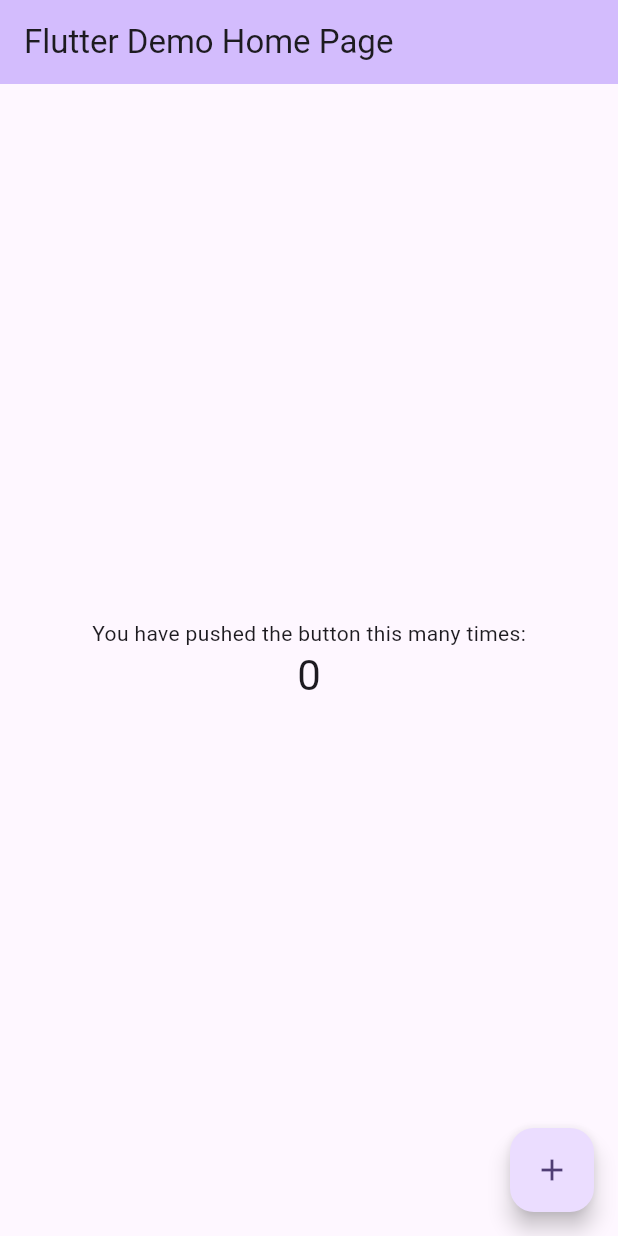
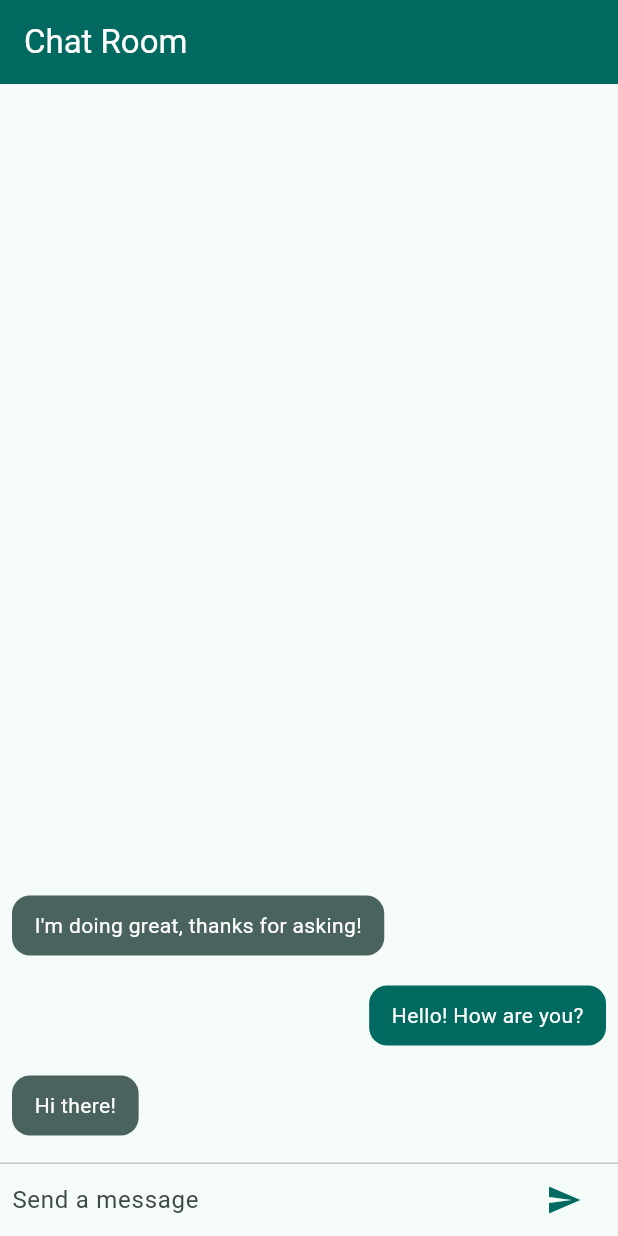
Before and after one commit to could-ai/01986ec2-e88d-7efc-9572-f3b55bf76512, a Flutter app: the screen it shows after launch, on a phone screen of 412 x 824 dp. Run offline on Flutter 3.47's test engine with Material 3 defaults, Android fonts, the phone set to English and light mode, and no system bars.

Commit message:
Create a basic chat UI with a message list and input field. Replaces the default counter app.

```diff
--- a/usr/lib/main.dart
+++ b/usr/lib/main.dart
@@ -7,114 +7,139 @@ void main() {
 class MyApp extends StatelessWidget {
   const MyApp({super.key});
 
-  // This widget is the root of your application.
   @override
   Widget build(BuildContext context) {
     return MaterialApp(
-      title: 'Flutter Demo',
+      title: 'Chat App',
       debugShowCheckedModeBanner: false,
       theme: ThemeData(
-        // This is the theme of your application.
-        //
-        // TRY THIS: Try running your application with "flutter run". You'll see
-        // the application has a purple toolbar. Then, without quitting the app,
-        // try changing the seedColor in the colorScheme below to Colors.green
-        // and then invoke "hot reload" (save your changes or press the "hot
-        // reload" button in a Flutter-supported IDE, or press "r" if you used
-        // the command line to start the app).
-        //
-        // Notice that the counter didn't reset back to zero; the application
-        // state is not lost during the reload. To reset the state, use hot
-        // restart instead.
-        //
-        // This works for code too, not just values: Most code changes can be
-        // tested with just a hot reload.
-        colorScheme: ColorScheme.fromSeed(seedColor: Colors.deepPurple),
+        colorScheme: ColorScheme.fromSeed(seedColor: Colors.teal),
+        useMaterial3: true,
       ),
-      home: const MyHomePage(title: 'Flutter Demo Home Page'),
+      home: const ChatScreen(),
     );
   }
 }
 
-class MyHomePage extends StatefulWidget {
-  const MyHomePage({super.key, required this.title});
+class ChatMessage {
+  final String text;
+  final bool isSentByMe;
 
-  // This widget is the home page of your application. It is stateful, meaning
-  // that it has a State object (defined below) that contains fields that affect
-  // how it looks.
+  ChatMessage({required this.text, required this.isSentByMe});
+}
 
-  // This class is the configuration for the state. It holds the values (in this
-  // case the title) provided by the parent (in this case the App widget) and
-  // used by the build method of the State. Fields in a Widget subclass are
-  // always marked "final".
-
-  final String title;
+class ChatScreen extends StatefulWidget {
+  const ChatScreen({super.key});
 
   @override
-  State<MyHomePage> createState() => _MyHomePageState();
+  State<ChatScreen> createState() => _ChatScreenState();
 }
 
-class _MyHomePageState extends State<MyHomePage> {
-  int _counter = 0;
+class _ChatScreenState extends State<ChatScreen> {
+  final TextEditingController _textController = TextEditingController();
+  final List<ChatMessage> _messages = [
+    ChatMessage(text: "Hi there!", isSentByMe: false),
+    ChatMessage(text: "Hello! How are you?", isSentByMe: true),
+    ChatMessage(text: "I'm doing great, thanks for asking!", isSentByMe: false),
+  ];
 
-  void _incrementCounter() {
-    setState(() {
-      // This call to setState tells the Flutter framework that something has
-      // changed in this State, which causes it to rerun the build method below
-      // so that the display can reflect the updated values. If we changed
-      // _counter without calling setState(), then the build method would not be
-      // called again, and so nothing would appear to happen.
-      _counter++;
-    });
+  void _handleSubmitted(String text) {
+    _textController.clear();
+    if (text.isNotEmpty) {
+      setState(() {
+        _messages.insert(0, ChatMessage(text: text, isSentByMe: true));
+      });
+    }
   }
 
   @override
   Widget build(BuildContext context) {
-    // This method is rerun every time setState is called, for instance as done
-    // by the _incrementCounter method above.
-    //
-    // The Flutter framework has been optimized to make rerunning build methods
-    // fast, so that you can just rebuild anything that needs updating rather
-    // than having to individually change instances of widgets.
     return Scaffold(
       appBar: AppBar(
-        // TRY THIS: Try changing the color here to a specific color (to
-        // Colors.amber, perhaps?) and trigger a hot reload to see the AppBar
-        // change color while the other colors stay the same.
-        backgroundColor: Theme.of(context).colorScheme.inversePrimary,
-        // Here we take the value from the MyHomePage object that was created by
-        // the App.build method, and use it to set our appbar title.
-        title: Text(widget.title),
+        title: const Text("Chat Room"),
+        backgroundColor: Theme.of(context).colorScheme.primary,
+        foregroundColor: Theme.of(context).colorScheme.onPrimary,
       ),
-      body: Center(
-        // Center is a layout widget. It takes a single child and positions it
-        // in the middle of the parent.
-        child: Column(
-          // Column is also a layout widget. It takes a list of children and
-          // arranges them vertically. By default, it sizes itself to fit its
-          // children horizontally, and tries to be as tall as its parent.
-          //
-          // Column has various properties to control how it sizes itself and
-          // how it positions its children. Here we use mainAxisAlignment to
-          // center the children vertically; the main axis here is the vertical
-          // axis because Columns are vertical (the cross axis would be
-          // horizontal).
-          //
-          // TRY THIS: Invoke "debug painting" (choose the "Toggle Debug Paint"
-          // action in the IDE, or press "p" in the console), to see the
-          // wireframe for each widget.
-          mainAxisAlignment: MainAxisAlignment.center,
+      body: Column(
+        children: <Widget>[
+          Expanded(
+            child: ListView.builder(
+              padding: const EdgeInsets.all(8.0),
+              reverse: true,
+              itemCount: _messages.length,
+              itemBuilder: (_, int index) {
+                final message = _messages[index];
+                return _buildMessage(message);
+              },
+            ),
+          ),
+          const Divider(height: 1.0),
+          Container(
+            decoration: BoxDecoration(color: Theme.of(context).cardColor),
+            child: _buildTextComposer(),
+          ),
+        ],
+      ),
+    );
+  }
+
+  Widget _buildMessage(ChatMessage message) {
+    final align =
+        message.isSentByMe ? CrossAxisAlignment.end : CrossAxisAlignment.start;
+    final color = message.isSentByMe
+        ? Theme.of(context).colorScheme.primary
+        : Theme.of(context).colorScheme.secondary;
+    final textColor = message.isSentByMe
+        ? Theme.of(context).colorScheme.onPrimary
+        : Theme.of(context).colorScheme.onSecondary;
+
+    return Container(
+      margin: const EdgeInsets.symmetric(vertical: 10.0),
+      child: Row(
+        mainAxisAlignment:
+            message.isSentByMe ? MainAxisAlignment.end : MainAxisAlignment.start,
+        children: <Widget>[
+          Container(
+            decoration: BoxDecoration(
+              color: color,
+              borderRadius: BorderRadius.circular(12),
+            ),
+            padding: const EdgeInsets.symmetric(vertical: 10.0, horizontal: 15.0),
+            child: Text(
+              message.text,
+              style: TextStyle(color: textColor),
+            ),
+          ),
+        ],
+      ),
+    );
+  }
+
+  Widget _buildTextComposer() {
+    return IconTheme(
+      data: IconThemeData(color: Theme.of(context).colorScheme.primary),
+      child: Container(
+        margin: const EdgeInsets.symmetric(horizontal: 8.0),
+        child: Row(
           children: <Widget>[
-            const Text('You have pushed the button this many times:'),
-            Text('$_counter', style: Theme.of(context).textTheme.headlineMedium),
+            Flexible(
+              child: TextField(
+                controller: _textController,
+                onSubmitted: _handleSubmitted,
+                decoration:
+                    const InputDecoration.collapsed(hintText: "Send a message"),
+              ),
+            ),
+            Container(
+              margin: const EdgeInsets.symmetric(horizontal: 4.0),
+              child: IconButton(
+                icon: const Icon(Icons.send),
+                onPressed: () => _handleSubmitted(_textController.text),
+              ),
+            ),
           ],
         ),
       ),
-      floatingActionButton: FloatingActionButton(
-        onPressed: _incrementCounter,
-        tooltip: 'Increment',
-        child: const Icon(Icons.add),
-      ), // This trailing comma makes auto-formatting nicer for build methods.
     );
   }
 }
```
